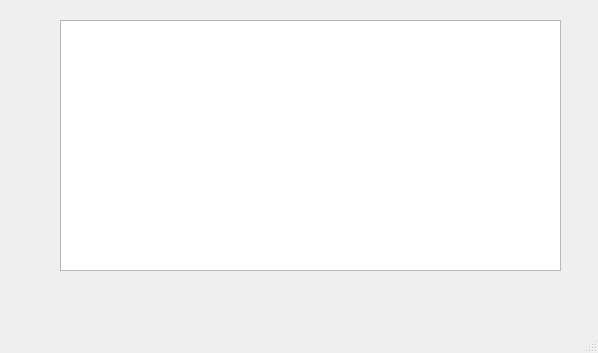
This is main.ui in RuslanSMP/YandexCoffeBreak as Qt 5 draws it before an edit. The edited form follows.
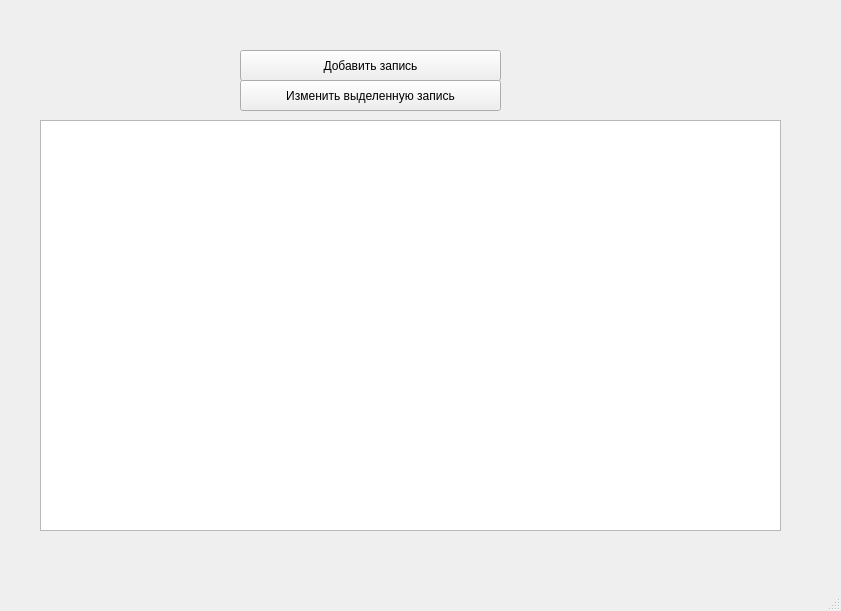
This is the edited form.

Commit message: Капучино

What changed in the file:
```diff
--- a/main.ui
+++ b/main.ui
@@ -6,8 +6,8 @@
    <rect>
     <x>0</x>
     <y>0</y>
-    <width>598</width>
-    <height>353</height>
+    <width>841</width>
+    <height>611</height>
    </rect>
   </property>
   <property name="windowTitle">
@@ -17,13 +17,39 @@
    <widget class="QTableWidget" name="tableWidget">
     <property name="geometry">
      <rect>
-      <x>60</x>
-      <y>20</y>
-      <width>501</width>
-      <height>251</height>
+      <x>40</x>
+      <y>120</y>
+      <width>741</width>
+      <height>411</height>
      </rect>
     </property>
    </widget>
+   <widget class="QPushButton" name="button_change">
+    <property name="geometry">
+     <rect>
+      <x>240</x>
+      <y>80</y>
+      <width>261</width>
+      <height>31</height>
+     </rect>
+    </property>
+    <property name="text">
+     <string>Изменить выделенную запись</string>
+    </property>
+   </widget>
+   <widget class="QPushButton" name="button_add">
+    <property name="geometry">
+     <rect>
+      <x>240</x>
+      <y>50</y>
+      <width>261</width>
+      <height>31</height>
+     </rect>
+    </property>
+    <property name="text">
+     <string>Добавить запись</string>
+    </property>
+   </widget>
   </widget>
   <widget class="QMenuBar" name="menubar">
    <property name="geometry">
```
Left out of the diff: 2 changed lines with no effect on the pictures. The commit also changes 2 other files.
